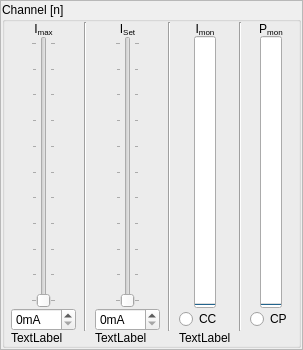
Old version of the form src/ui/ChannelUi.ui in the repository wonkoderverstaendige/PyFL593B.
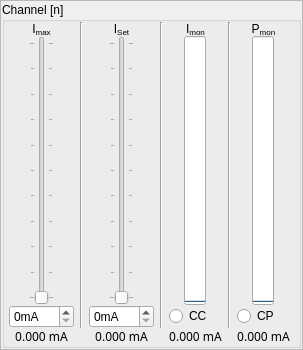
New version of the form.

Commit message: Improved current display

```diff
--- a/src/ui/ChannelUi.ui
+++ b/src/ui/ChannelUi.ui
@@ -328,22 +328,61 @@
            </item>
            <item row="5" column="1">
             <widget class="QLabel" name="lbl_limit_dbg">
+             <property name="font">
+              <font>
+               <family>Ubuntu Mono</family>
+              </font>
+             </property>
              <property name="text">
-              <string>TextLabel</string>
+              <string>0.000 mA</string>
+             </property>
+             <property name="alignment">
+              <set>Qt::AlignCenter</set>
              </property>
             </widget>
            </item>
            <item row="5" column="3">
             <widget class="QLabel" name="lbl_set_dbg">
+             <property name="font">
+              <font>
+               <family>Ubuntu Mono</family>
+              </font>
+             </property>
              <property name="text">
-              <string>TextLabel</string>
+              <string>0.000 mA</string>
+             </property>
+             <property name="alignment">
+              <set>Qt::AlignCenter</set>
              </property>
             </widget>
            </item>
            <item row="5" column="6">
             <widget class="QLabel" name="lbl_imon_dbg">
+             <property name="font">
+              <font>
+               <family>Ubuntu Mono</family>
+              </font>
+             </property>
              <property name="text">
-              <string>TextLabel</string>
+              <string>0.000 mA</string>
+             </property>
+             <property name="alignment">
+              <set>Qt::AlignCenter</set>
+             </property>
+            </widget>
+           </item>
+           <item row="5" column="8">
+            <widget class="QLabel" name="lbl_pmon_dbg">
+             <property name="font">
+              <font>
+               <family>Ubuntu Mono</family>
+              </font>
+             </property>
+             <property name="text">
+              <string>0.000 mA</string>
+             </property>
+             <property name="alignment">
+              <set>Qt::AlignCenter</set>
              </property>
             </widget>
            </item>
```
The commit also changes 2 other files.
